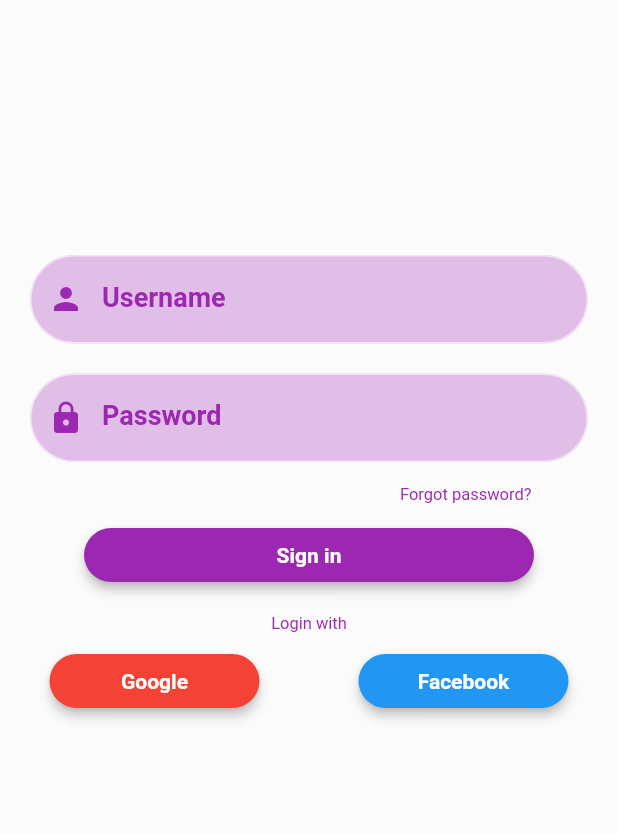
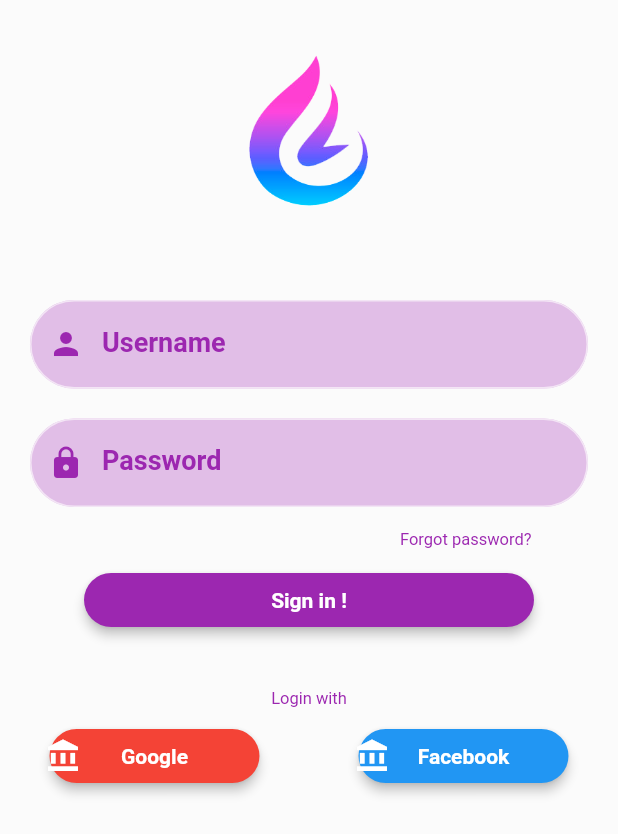
Before and after one commit to MateusHBR/loginFlutter, a Flutter app: the screen it shows after launch, on a phone screen of 412 x 824 dp. Shown: the top 834 px of the screen. Run offline on Flutter 3.47's test engine with Material 2 defaults, Android fonts, the phone set to English and light mode, and no system bars.

Commit message:
Adicionando imagem de logo

```diff
--- a/lib/inputLogin.dart
+++ b/lib/inputLogin.dart
@@ -95,3 +95,14 @@ class TextoUtil extends StatelessWidget {
     );
   }
 }
+
+class Imagem extends StatelessWidget {
+  @override
+  Widget build(BuildContext context) {
+    var assetsImage = new AssetImage('src/img.png');
+    var image = new Image(image: assetsImage, width: 120, height: 120);
+    return Container(
+      child: image,
+    );
+  }
+}
--- a/lib/login.dart
+++ b/lib/login.dart
@@ -1,5 +1,6 @@
 import 'package:flutter/material.dart';
 import 'package:login_flutter/inputLogin.dart';
+
 
 class Login extends StatefulWidget {
   @override
@@ -25,7 +26,8 @@ class _LoginState extends State<Login> {
               Column(
                 children: <Widget>[
                   Padding(
-                    padding: EdgeInsets.only(top: 150),
+                    padding: const EdgeInsets.only(top: 30, bottom: 30),
+                    child: Imagem(),
                   ),
                   textField(
                     hint: "Username",
@@ -41,10 +43,10 @@ class _LoginState extends State<Login> {
                     child: TextoUtil(textoUTIL: "Forgot password?"),
                   ),
                   Padding(
-                    padding: const EdgeInsets.only(top: 10.0),
+                    padding: const EdgeInsets.only(top: 10.0, bottom: 20),
                     child: buttonLogin(
                       icon: null,
-                      textoBT: "Sign in",
+                      textoBT: "Sign in !",
                       borderRadius: 30.0,
                       width: 300,
                     ),
@@ -57,20 +59,38 @@ class _LoginState extends State<Login> {
                     child: Row(
                       children: <Widget>[
                         Expanded(
-                          child: buttonLogin(
+                          child: Stack(children: <Widget>[
+                            buttonLogin(
                               color: Colors.red,
                               textoBT: "Google",
                               borderRadius: 30.0,
                               width: 140,
                             ),
+                            Padding(
+                              padding: const EdgeInsets.only(left: 30, top: 12),
+                              child: Icon(
+                                Icons.account_balance,
+                                color: Colors.white,
+                              ),
+                            ),
+                          ]),
                         ),
                         Expanded(
-                          child: buttonLogin(
+                          child: Stack(children: <Widget>[
+                            buttonLogin(
                               color: Colors.blue,
                             textoBT: "Facebook",
                             borderRadius: 30.0,
                             width: 140,
                             ),
+                            Padding(
+                              padding: const EdgeInsets.only(left: 30, top: 12),
+                              child: Icon(
+                                Icons.account_balance,
+                                color: Colors.white,
+                              ),
+                            ),
+                          ]),
                         ),
                       ],
                     ),
--- a/pubspec.yaml
+++ b/pubspec.yaml
@@ -44,7 +44,8 @@ flutter:
   # assets:
   #  - images/a_dot_burr.jpeg
   #  - images/a_dot_ham.jpeg
-
+  assets:
+    - src/img.png
   # An image asset can refer to one or more resolution-specific "variants", see
   # https://flutter.dev/assets-and-images/#resolution-aware.
 
```
Also changed, not shown: lib/main.dart (line endings or trailing spaces), src/img.png (added). Lines whose indentation alone changed are shown as unchanged.
